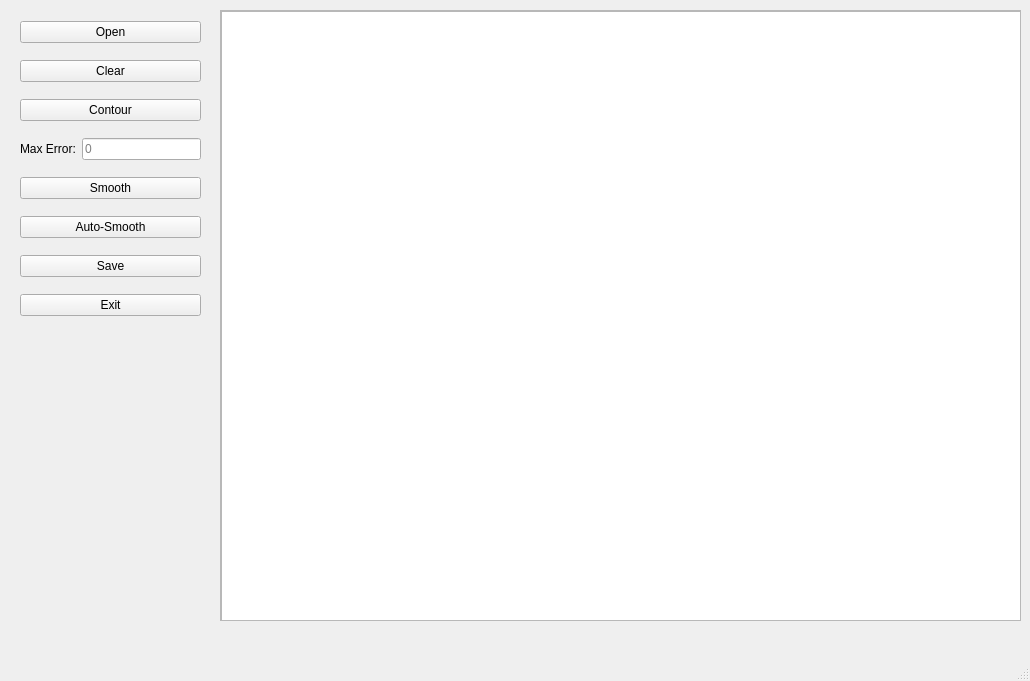
liupeng89/CalligraphyEvaluationTool, file calligraphySmoothingTool/smoothmanuallymainwindow.ui: the form before one commit.
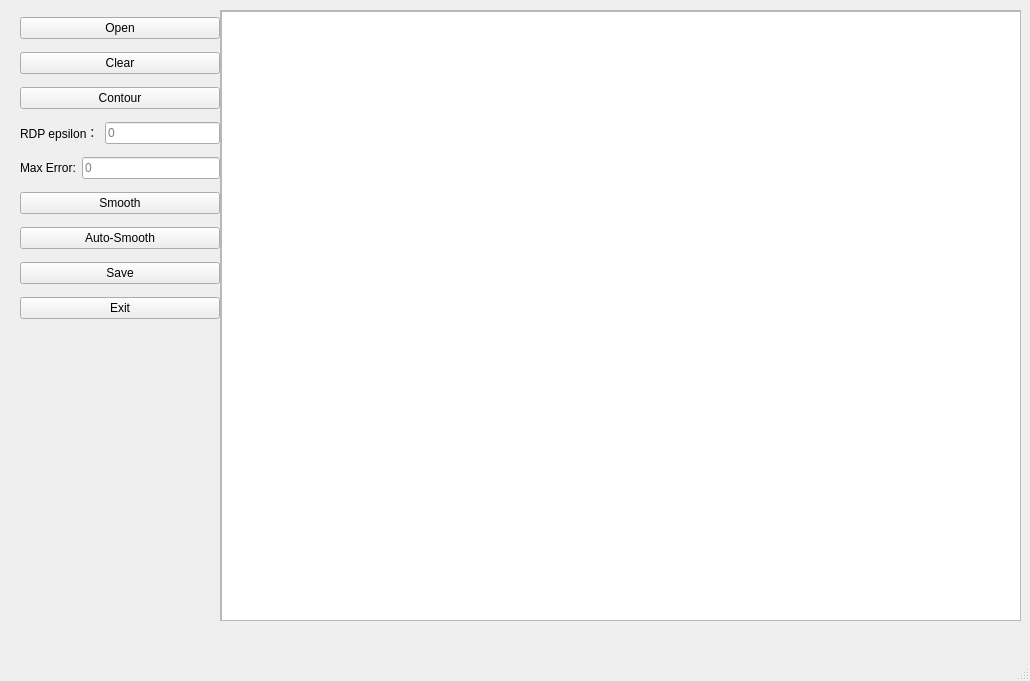
The form after the commit.

```diff
--- a/calligraphySmoothingTool/smoothmanuallymainwindow.ui
+++ b/calligraphySmoothingTool/smoothmanuallymainwindow.ui
@@ -19,7 +19,7 @@
      <rect>
       <x>20</x>
       <y>10</y>
-      <width>181</width>
+      <width>200</width>
       <height>321</height>
      </rect>
     </property>
@@ -46,6 +46,26 @@
       </widget>
      </item>
      <item>
+      <layout class="QHBoxLayout" name="horizontalLayout_2">
+       <item>
+        <widget class="QLabel" name="label_2">
+         <property name="text">
+          <string>RDP epsilon：</string>
+         </property>
+        </widget>
+       </item>
+       <item>
+        <widget class="QLineEdit" name="epsilon_ledit_2">
+         <property name="placeholderText">
+          <string>0</string>
+         </property>
+        </widget>
+       </item>
+      </layout>
+     </item>
+     <item>
+      <layout class="QVBoxLayout" name="verticalLayout_2">
+       <item>
       <layout class="QHBoxLayout" name="horizontalLayout">
        <item>
         <widget class="QLabel" name="label">
@@ -60,6 +80,8 @@
           <string>0</string>
          </property>
         </widget>
+         </item>
+        </layout>
        </item>
       </layout>
      </item>
```
Lines whose indentation alone changed are shown as unchanged.
